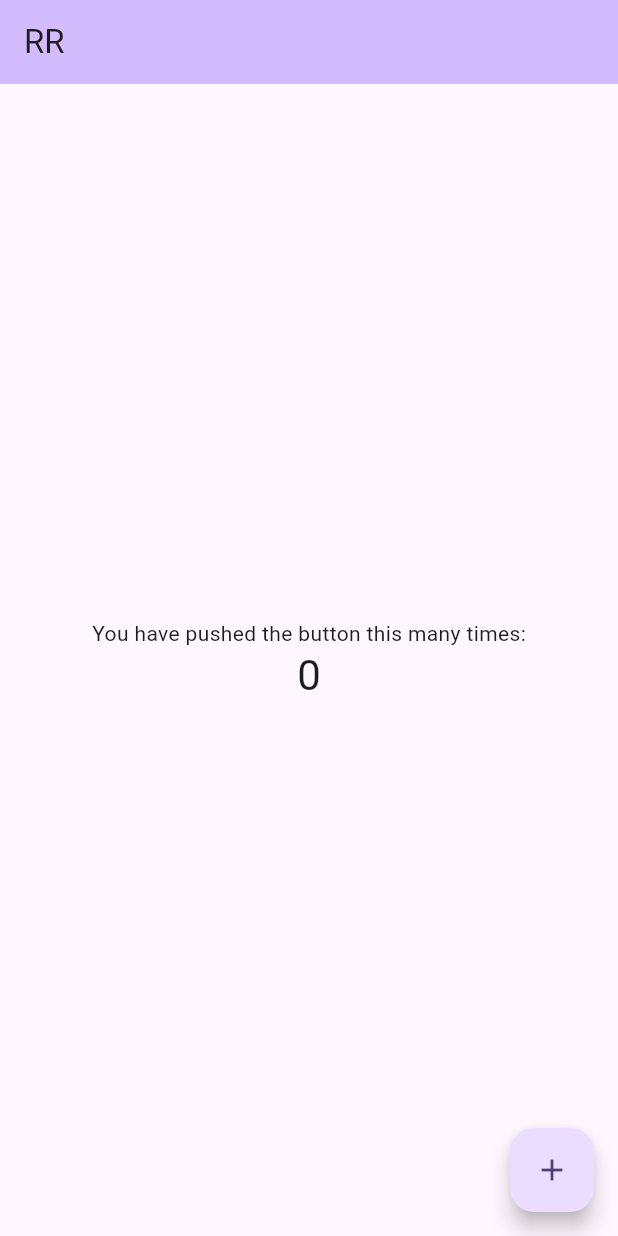
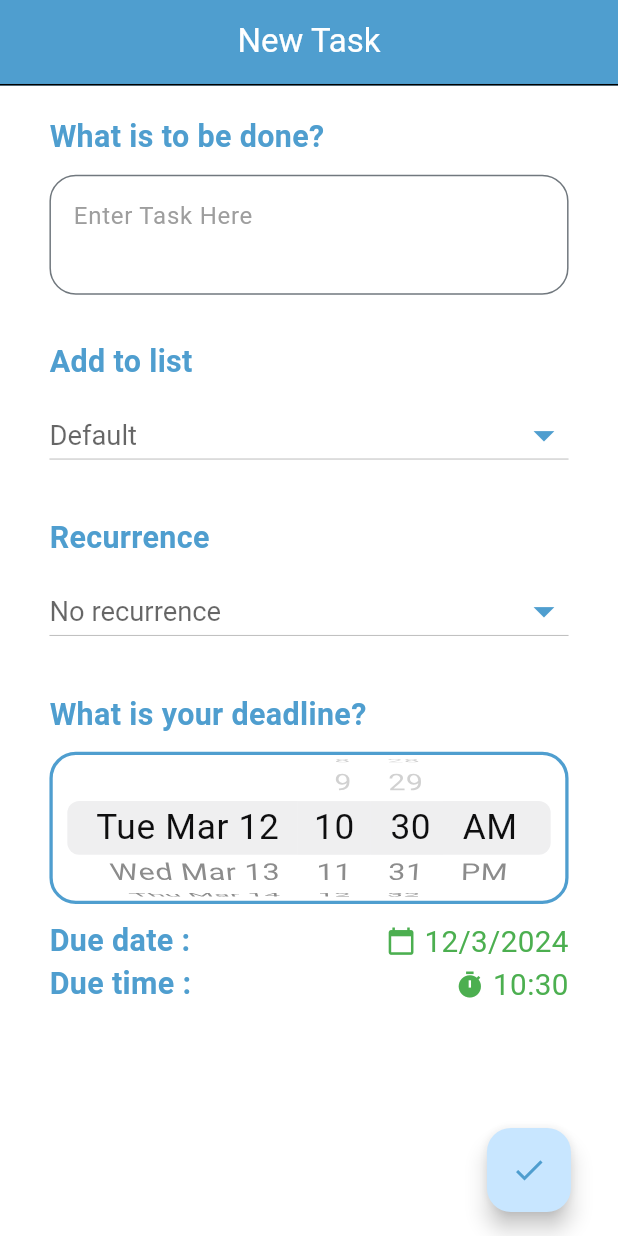
Before and after one commit to azmeerbutt/flutter-recurring-reminder, a Flutter app: the screen it shows after launch, on a phone screen of 412 x 824 dp. Run offline on Flutter 3.47's test engine with Material 3 defaults, Android fonts, the phone set to English and light mode, and no system bars; our stand-ins replace flutter_bloc, flutter_local_notifications, flutter_screenutil, flutter_timezone, timezone.

Commit message:
input page created

```diff
--- /dev/null
+++ b/lib/common/values/colors.dart
@@ -0,0 +1,5 @@
+import 'package:flutter/material.dart';
+
+class AppColors {
+  static const Color mainTheme = Color.fromARGB(255, 79, 158, 207);
+}
--- /dev/null
+++ b/lib/common/values/constant.dart
@@ -0,0 +1,16 @@
+class AppConstant {
+  static String INITIAL_RECURRENCE = 'No recurrence';
+  static const String INITIAL_LIST = 'Default';
+  static const List<String> RECURRENCE = [
+    'No recurrence',
+    'Hourly',
+    'Daily',
+    'Weekly',
+  ];
+  static const List<String> LIST = [
+    'Default',
+    'Personal',
+    'shopping',
+    'wishlist',
+  ];
+}
--- a/lib/main.dart
+++ b/lib/main.dart
@@ -1,4 +1,9 @@
 import 'package:flutter/material.dart';
+import 'package:flutter_bloc/flutter_bloc.dart';
+import 'package:flutter_reccuring_reminder/common/values/colors.dart';
+import 'package:flutter_reccuring_reminder/pages/input/bloc/input_bloc.dart';
+import 'package:flutter_reccuring_reminder/pages/input/input_page.dart';
+import 'package:flutter_screenutil/flutter_screenutil.dart';
 
 void main() {
   runApp(const MyApp());
@@ -8,60 +13,25 @@ class MyApp extends StatelessWidget {
   const MyApp({super.key});
   @override
   Widget build(BuildContext context) {
-    return MaterialApp(
-      title: 'Flutter Demo',
-      theme: ThemeData(
-        colorScheme: ColorScheme.fromSeed(seedColor: Colors.deepPurple),
-        useMaterial3: true,
-      ),
-      home: const MyHomePage(title: 'RR'),
-    );
-  }
-}
-
-class MyHomePage extends StatefulWidget {
-  const MyHomePage({super.key, required this.title});
-
-  final String title;
-
-  @override
-  State<MyHomePage> createState() => _MyHomePageState();
-}
-
-class _MyHomePageState extends State<MyHomePage> {
-  int _counter = 0;
-
-  void _incrementCounter() {
-    setState(() {
-      _counter++;
-    });
-  }
-
-  @override
-  Widget build(BuildContext context) {
-    return Scaffold(
-      appBar: AppBar(
-        backgroundColor: Theme.of(context).colorScheme.inversePrimary,
-        title: Text(widget.title),
-      ),
-      body: Center(
-        child: Column(
-          mainAxisAlignment: MainAxisAlignment.center,
-          children: <Widget>[
-            const Text(
-              'You have pushed the button this many times:',
-            ),
-            Text(
-              '$_counter',
-              style: Theme.of(context).textTheme.headlineMedium,
-            ),
-          ],
+    return MultiBlocProvider(
+      providers: [
+        BlocProvider<InputBloc>(
+          create: (context) => InputBloc(),
         ),
-      ),
-      floatingActionButton: FloatingActionButton(
-        onPressed: _incrementCounter,
-        tooltip: 'Increment',
-        child: const Icon(Icons.add),
+      ],
+      child: ScreenUtilInit(
+        designSize: const Size(375, 812),
+        minTextAdapt: true,
+        splitScreenMode: true,
+        builder: (context, chid) => MaterialApp(
+          title: 'Flutter Demo',
+          debugShowCheckedModeBanner: false,
+          theme: ThemeData(
+            colorScheme: ColorScheme.fromSeed(seedColor: AppColors.mainTheme),
+            useMaterial3: true,
+          ),
+          home: const InputPage(),
+        ),
       ),
     );
   }
--- /dev/null
+++ b/lib/pages/input/bloc/input_bloc.dart
@@ -0,0 +1,28 @@
+import 'package:flutter_bloc/flutter_bloc.dart';
+import 'package:flutter_reccuring_reminder/pages/input/bloc/input_event.dart';
+import 'package:flutter_reccuring_reminder/pages/input/bloc/input_state.dart';
+
+class InputBloc extends Bloc<InputEvent, InputState> {
+  InputBloc() : super(InputState()) {
+    on<TaskEvent>(_taskEvent);
+    on<DateAndTimeEvent>(_dateTimeEvent);
+    on<RecurrenceEvent>(_recurrenceEvent);
+    on<ListEvent>(_listEvent);
+  }
+
+  void _taskEvent(TaskEvent event, Emitter<InputState> emit) {
+    emit(state.copywith(task: event.task));
+  }
+
+  void _dateTimeEvent(DateAndTimeEvent event, Emitter<InputState> emit) {
+    emit(state.copywith(dateTime: event.dateTime));
+  }
+
+  void _recurrenceEvent(RecurrenceEvent event, Emitter<InputState> emit) {
+    emit(state.copywith(duration: event.duration));
+  }
+
+  void _listEvent(ListEvent event, Emitter<InputState> emit) {
+    emit(state.copywith(list: event.list));
+  }
+}
--- /dev/null
+++ b/lib/pages/input/bloc/input_event.dart
@@ -0,0 +1,23 @@
+abstract class InputEvent {
+  const InputEvent();
+}
+
+class TaskEvent extends InputEvent {
+  final String? task;
+  const TaskEvent({required this.task});
+}
+
+class DateAndTimeEvent extends InputEvent {
+  final DateTime? dateTime;
+  const DateAndTimeEvent({required this.dateTime});
+}
+
+class RecurrenceEvent extends InputEvent {
+  final String? duration;
+  const RecurrenceEvent({required this.duration});
+}
+
+class ListEvent extends InputEvent {
+  final String? list;
+  const ListEvent({required this.list});
+}
--- /dev/null
+++ b/lib/pages/input/bloc/input_state.dart
@@ -0,0 +1,26 @@
+class InputState {
+  final String? task;
+  final DateTime? dateTime;
+  final String? duration;
+  final String? list;
+  InputState({
+    this.task = '',
+    DateTime? dateTime,
+    this.duration = 'No recurrence',
+    this.list = 'Default',
+  }) : dateTime = dateTime ?? DateTime.now();
+
+  InputState copywith({
+    String? task,
+    DateTime? dateTime,
+    String? duration,
+    String? list,
+  }) {
+    return InputState(
+      task: task ?? this.task,
+      dateTime: dateTime ?? this.dateTime,
+      duration: duration ?? this.duration,
+      list: list ?? this.list,
+    );
+  }
+}
--- /dev/null
+++ b/lib/pages/input/input_controller.dart
@@ -0,0 +1,114 @@
+import 'package:flutter/cupertino.dart';
+import 'package:flutter/material.dart';
+import 'package:flutter_local_notifications/flutter_local_notifications.dart';
+import 'package:flutter_timezone/flutter_timezone.dart';
+import 'package:timezone/data/latest_all.dart' as tz;
+import 'package:timezone/timezone.dart' as tz;
+
+class InputController {
+  final BuildContext context;
+  InputController({required this.context});
+  FlutterLocalNotificationsPlugin flutterLocalNotificationsPlugin =
+      FlutterLocalNotificationsPlugin();
+  void init() {
+    tz.initializeTimeZones();
+    _getLocalTimeZone();
+    flutterLocalNotificationsPlugin
+        .resolvePlatformSpecificImplementation<
+            AndroidFlutterLocalNotificationsPlugin>()!
+        .requestNotificationsPermission();
+    const AndroidInitializationSettings initializationSettingsAndroid =
+        AndroidInitializationSettings('@mipmap/ic_launcher');
+    final DarwinInitializationSettings initializationSettingsDarwin =
+        DarwinInitializationSettings(
+            onDidReceiveLocalNotification: onDidReceiveLocalNotification);
+
+    final InitializationSettings initializationSettings =
+        InitializationSettings(
+      android: initializationSettingsAndroid,
+      iOS: initializationSettingsDarwin,
+    );
+    flutterLocalNotificationsPlugin.initialize(initializationSettings,
+        onDidReceiveNotificationResponse: onDidReceiveNotificationResponse);
+  }
+
+  void onDidReceiveLocalNotification(
+      int id, String? title, String? body, String? payload) async {
+    // display a dialog with the notification details, tap ok to go to another page
+    showDialog(
+      context: context,
+      builder: (BuildContext context) => CupertinoAlertDialog(
+        title: Text(title ?? ''),
+        content: Text(body ?? ''),
+        actions: [
+          CupertinoDialogAction(
+            isDefaultAction: true,
+            child: const Text('Ok'),
+            onPressed: () async {
+              // Navigator.of(context, rootNavigator: true).pop();
+              // await Navigator.push(
+              //   context,
+              //   MaterialPageRoute(
+              //     builder: (context) => SecondScreen(payload),
+              //   ),
+              // );
+            },
+          )
+        ],
+      ),
+    );
+  }
+
+  void onDidReceiveNotificationResponse(
+      NotificationResponse notificationResponse) async {
+    final String? payload = notificationResponse.payload;
+    if (notificationResponse.payload != null) {
+      debugPrint('notification payload: $payload');
+    }
+    // await Navigator.push(
+    //   context,
+    //   MaterialPageRoute<void>(builder: (context) => SecondScreen(payload)),
+    // );
+  }
+
+  Future _getLocalTimeZone() async {
+    final String currentTimeZone = await FlutterTimezone.getLocalTimezone();
+
+    tz.setLocalLocation(tz.getLocation(currentTimeZone));
+  }
+
+  Future showNotification() async {
+    await flutterLocalNotificationsPlugin.cancel(0);
+    const AndroidNotificationDetails androidNotificationDetails =
+        AndroidNotificationDetails('your channel id', 'your channel name',
+            channelDescription: 'your channel description',
+            importance: Importance.max,
+            priority: Priority.high,
+            ticker: 'ticker');
+    const NotificationDetails notificationDetails =
+        NotificationDetails(android: androidNotificationDetails);
+    // await flutterLocalNotificationsPlugin.periodicallyShow(
+    //   0,
+    //   'repeating title',
+    //   'repeating body',
+    //   RepeatInterval.daily,
+    //   notificationDetails,
+    // );
+    await flutterLocalNotificationsPlugin.zonedSchedule(
+        1,
+        'scheduled title',
+        'scheduled body',
+        tz.TZDateTime.now(tz.local).add(const Duration(seconds: 5)),
+        notificationDetails,
+        androidScheduleMode: AndroidScheduleMode.exactAllowWhileIdle,
+        uiLocalNotificationDateInterpretation:
+            UILocalNotificationDateInterpretation.absoluteTime);
+  }
+
+  // void generateTask() {
+  //   var state = context.read<InputBloc>().state;
+  //   String? task = state.task;
+  //   DateTime? dateTime = state.dateTime;
+  //   String? list = state.list;
+  // }
+}
--- /dev/null
+++ b/lib/pages/input/input_page.dart
@@ -0,0 +1,199 @@
+import 'package:flutter/material.dart';
+import 'package:flutter_bloc/flutter_bloc.dart';
+import 'package:flutter_reccuring_reminder/common/values/colors.dart';
+import 'package:flutter_reccuring_reminder/common/values/constant.dart';
+import 'package:flutter_reccuring_reminder/pages/input/bloc/input_bloc.dart';
+import 'package:flutter_reccuring_reminder/pages/input/bloc/input_event.dart';
+import 'package:flutter_reccuring_reminder/pages/input/input_controller.dart';
+import 'package:flutter_reccuring_reminder/pages/input_widgets.dart';
+import 'package:flutter_screenutil/flutter_screenutil.dart';
+
+import 'bloc/input_state.dart';
+
+class InputPage extends StatefulWidget {
+  const InputPage({super.key});
+
+  @override
+  State<InputPage> createState() => _InputPageState();
+}
+
+class _InputPageState extends State<InputPage> {
+  late InputController inputController;
+
+  @override
+  void initState() {
+    super.initState();
+    inputController = InputController(context: context);
+    inputController.init();
+  }
+
+  @override
+  Widget build(BuildContext context) {
+    return Scaffold(
+      backgroundColor: Colors.white,
+      appBar: AppBar(
+        bottom: PreferredSize(
+          preferredSize: const Size.fromHeight(1.0),
+          child: Container(
+            color: Colors.black,
+            height: 1.0.h,
+          ),
+        ),
+        scrolledUnderElevation: 0,
+        backgroundColor: AppColors.mainTheme,
+        title: const Center(
+            child: Text(
+          'New Task',
+          style: TextStyle(color: Colors.white),
+        )),
+      ),
+      body: BlocBuilder<InputBloc, InputState>(builder: (context, state) {
+        return SingleChildScrollView(
+          child: Padding(
+            padding: EdgeInsets.symmetric(horizontal: 30.0.w, vertical: 20.0.h),
+            child: Column(
+              crossAxisAlignment: CrossAxisAlignment.start,
+              children: [
+                Column(
+                  crossAxisAlignment: CrossAxisAlignment.start,
+                  children: [
+                    buildHeadingText(title: 'What is to be done?'),
+                    SizedBox(height: 10.h),
+                    buildTaskField(
+                      onChanged: (task) {
+                        context.read<InputBloc>().add(TaskEvent(task: task));
+                      },
+                    ),
+                  ],
+                ),
+                SizedBox(height: 30.h),
+                Column(
+                  crossAxisAlignment: CrossAxisAlignment.start,
+                  children: [
+                    buildHeadingText(title: 'Add to list'),
+                    SizedBox(
+                      height: 10.h,
+                    ),
+                    buildDropDown(
+                      context: context,
+                      selectedValue: state.list ?? AppConstant.INITIAL_LIST,
+                      inital: AppConstant.INITIAL_LIST,
+                      dropDownList: AppConstant.LIST,
+                      onChanged: (list) {
+                        context.read<InputBloc>().add(ListEvent(list: list));
+                      },
+                    )
+                  ],
+                ),
+                SizedBox(height: 30.h),
+                Column(
+                  crossAxisAlignment: CrossAxisAlignment.start,
+                  children: [
+                    buildHeadingText(title: 'Recurrence'),
+                    SizedBox(
+                      height: 10.h,
+                    ),
+                    buildDropDown(
+                      context: context,
+                      selectedValue:
+                          state.duration ?? AppConstant.INITIAL_RECURRENCE,
+                      inital: AppConstant.INITIAL_RECURRENCE,
+                      dropDownList: AppConstant.RECURRENCE,
+                      onChanged: (duration) {
+                        context
+                            .read<InputBloc>()
+                            .add(RecurrenceEvent(duration: duration));
+                      },
+                    )
+                  ],
+                ),
+                SizedBox(height: 30.h),
+                state.duration == AppConstant.INITIAL_RECURRENCE
+                    ? Column(
+                        crossAxisAlignment: CrossAxisAlignment.start,
+                        children: [
+                          buildHeadingText(title: 'What is your deadline?'),
+                          SizedBox(height: 10.h),
+                          buildDateTimePicker(
+                            context: context,
+                            onDateTimeChanged: (dateTime) {
+                              context
+                                  .read<InputBloc>()
+                                  .add(DateAndTimeEvent(dateTime: dateTime));
+                            },
+                          ),
+                          SizedBox(
+                            height: 10.h,
+                          ),
+                          Column(
+                            children: [
+                              Row(
+                                mainAxisAlignment:
+                                    MainAxisAlignment.spaceBetween,
+                                children: [
+                                  buildHeadingText(title: 'Due date : '),
+                                  Row(
+                                    children: [
+                                      Icon(
+                                        Icons.calendar_today,
+                                        color: Colors.green,
+                                        size: 18.w,
+                                      ),
+                                      SizedBox(
+                                        width: 5.0.w,
+                                      ),
+                                      buildAlarmText(
+                                          text:
+                                              '${state.dateTime!.day.toString()}/${state.dateTime!.month.toString()}/${state.dateTime!.year.toString()}'),
+                                    ],
+                                  ),
+                                ],
+                              ),
+                              Row(
+                                mainAxisAlignment:
+                                    MainAxisAlignment.spaceBetween,
+                                children: [
+                                  buildHeadingText(title: 'Due time : '),
+                                  Row(
+                                    children: [
+                                      Icon(
+                                        Icons.timer,
+                                        color: Colors.green,
+                                        size: 18.w,
+                                      ),
+                                      SizedBox(
+                                        width: 5.0.w,
+                                      ),
+                                      buildAlarmText(
+                                          text:
+                                              '${state.dateTime!.hour.toString()}:${state.dateTime!.minute.toString()}'),
+                                    ],
+                                  )
+                                ],
+                              ),
+                            ],
+                          ),
+                        ],
+                      )
+                    : buildDurationText(state.duration),
+              ],
+            ),
+          ),
+        );
+      }),
+      floatingActionButton: Padding(
+        padding: EdgeInsets.only(right: 14.0.w),
+        child: FloatingActionButton(
+          onPressed: () {
+            //  inputController.showNotification();
+          },
+          tooltip: 'Done',
+          child: const Icon(
+            Icons.done,
+            color: AppColors.mainTheme,
+          ),
+        ),
+      ),
+    );
+  }
+}
--- /dev/null
+++ b/lib/pages/input_widgets.dart
@@ -0,0 +1,145 @@
+import 'package:flutter/cupertino.dart';
+import 'package:flutter/material.dart';
+import 'package:flutter_reccuring_reminder/common/values/colors.dart';
+import 'package:flutter_reccuring_reminder/common/values/constant.dart';
+import 'package:flutter_screenutil/flutter_screenutil.dart';
+import 'package:intl/intl.dart';
+
+Widget buildHeadingText({required String title}) {
+  return Text(
+    title,
+    style: TextStyle(
+      color: AppColors.mainTheme,
+      fontSize: 20.sp,
+      fontWeight: FontWeight.bold,
+    ),
+  );
+}
+
+Widget buildTaskField({required Function(String)? onChanged}) {
+  return TextFormField(
+    onChanged: onChanged,
+    minLines: 2,
+    maxLines: 4,
+    keyboardType: TextInputType.multiline,
+    decoration: InputDecoration(
+      hintText: 'Enter Task Here',
+      hintStyle: const TextStyle(color: Colors.grey),
+      focusedBorder: OutlineInputBorder(
+        borderSide: BorderSide(color: AppColors.mainTheme, width: 2.0.w),
+        borderRadius: BorderRadius.circular(16.0.w),
+      ),
+      border: OutlineInputBorder(
+        borderRadius: BorderRadius.all(Radius.circular(16.0.w)),
+      ),
+    ),
+  );
+}
+
+Widget buildDateTimePicker(
+    {required BuildContext context,
+    required void Function(DateTime?) onDateTimeChanged}) {
+  return Container(
+    height: 100.h,
+    decoration: BoxDecoration(
+      border: Border(
+        top: BorderSide(
+          color: AppColors.mainTheme,
+          width: 2.w,
+        ),
+        bottom: BorderSide(
+          color: AppColors.mainTheme,
+          width: 2.w,
+        ),
+        left: BorderSide(
+          color: AppColors.mainTheme,
+          width: 2.w,
+        ),
+        right: BorderSide(
+          color: AppColors.mainTheme,
+          width: 2.w,
+        ),
+      ),
+      borderRadius: BorderRadius.all(Radius.circular(16.0.w)),
+    ),
+    child: CupertinoDatePicker(
+      mode: CupertinoDatePickerMode.dateAndTime,
+      minimumDate: DateTime.now().subtract(const Duration(days: 0)),
+      initialDateTime: DateTime.now(),
+      onDateTimeChanged: onDateTimeChanged,
+      use24hFormat: false,
+      minuteInterval: 1,
+    ),
+  );
+}
+
+Widget buildDropDown(
+    {required BuildContext context,
+    required String selectedValue,
+    required String inital,
+    required List<String> dropDownList,
+    required Function(String?)? onChanged}) {
+  return DropdownButton(
+    hint: Text(
+      selectedValue,
+    ),
+    isExpanded: true,
+    iconSize: 30.0.w,
+    dropdownColor: AppColors.mainTheme,
+    iconEnabledColor: AppColors.mainTheme,
+    // borderRadius: BorderRadius.circular(16.0),
+    style: TextStyle(color: Colors.white, fontSize: 18.sp),
+    items: dropDownList.map(
+      (val) {
+        return DropdownMenuItem<String>(
+          value: val,
+          child: Text(val),
+        );
+      },
+    ).toList(),
+    onChanged: onChanged,
+  );
+}
+
+Widget buildDurationText(String? duration) {
+  String? intervalText;
+  if (duration == AppConstant.RECURRENCE[1]) {
+    intervalText = 'Every hour from now on';
+  }
+  if (duration == AppConstant.RECURRENCE[2]) {
+    intervalText = 'Every day from today';
+  }
+  if (duration == AppConstant.RECURRENCE[3]) {
+    intervalText =
+        'Every ${DateFormat('EEEE').format(DateTime.now())} of the week';
+  }
+  return Row(
+    mainAxisAlignment: MainAxisAlignment.spaceBetween,
+    children: [
+      buildHeadingText(title: 'Repeat :'),
+      Row(
+        children: [
+          Icon(
+            Icons.repeat_on,
+            color: Colors.green,
+            size: 18.w,
+          ),
+          SizedBox(
+            width: 5.0.w,
+          ),
+          buildAlarmText(text: intervalText),
+        ],
+      ),
+    ],
+  );
+}
+
+Widget buildAlarmText({String? text}) {
+  return Text(
+    text ?? '',
+    style: TextStyle(
+      color: Colors.green,
+      fontSize: 18.w,
+    ),
+  );
+}
--- a/pubspec.yaml
+++ b/pubspec.yaml
@@ -35,6 +35,12 @@ dependencies:
   # The following adds the Cupertino Icons font to your application.
   # Use with the CupertinoIcons class for iOS style icons.
   cupertino_icons: ^1.0.2
+  flutter_bloc: ^8.1.4
+  flutter_local_notifications: ^17.0.0
+  timezone: ^0.9.2
+  flutter_timezone: ^1.0.8
+  intl: ^0.19.0
+  flutter_screenutil: ^5.9.0
 
 dev_dependencies:
   flutter_test:
```
Also changed, not shown: pubspec.lock, 5 other files.
